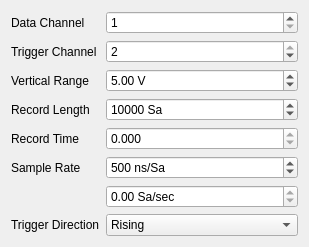
Qt form motorscopeconfigwidget.ui (kncrabtree/blackchirp) before a commit.
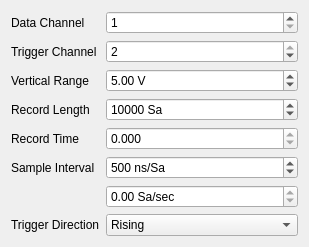
The same form after that commit.

Patch:
```diff
--- a/motorscopeconfigwidget.ui
+++ b/motorscopeconfigwidget.ui
@@ -112,12 +112,12 @@
    <item row="5" column="0">
     <widget class="QLabel" name="sampleRateLabel">
      <property name="text">
-      <string>Sample Rate</string>
+      <string>Sample Interval</string>
      </property>
     </widget>
    </item>
    <item row="5" column="1">
-    <widget class="QDoubleSpinBox" name="sampleRateDoubleSpinBox">
+    <widget class="QDoubleSpinBox" name="sampleIntervalDoubleSpinBox">
      <property name="keyboardTracking">
       <bool>false</bool>
      </property>
@@ -157,7 +157,7 @@
     </widget>
    </item>
    <item row="6" column="1">
-    <widget class="QDoubleSpinBox" name="sampleRateDoubleSpinBox_2">
+    <widget class="QDoubleSpinBox" name="sampleRateDoubleSpinBox">
      <property name="readOnly">
       <bool>true</bool>
      </property>
```
